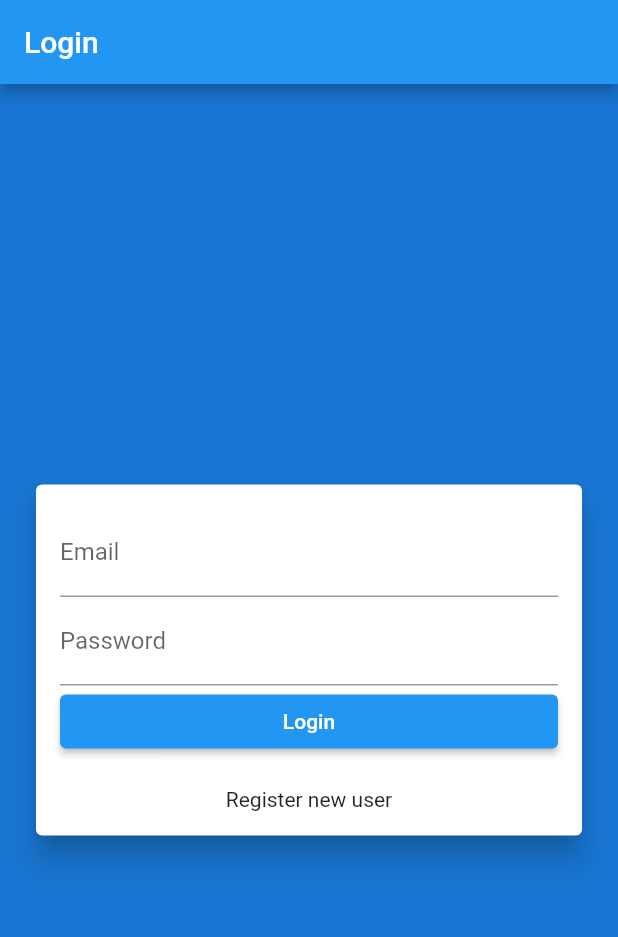
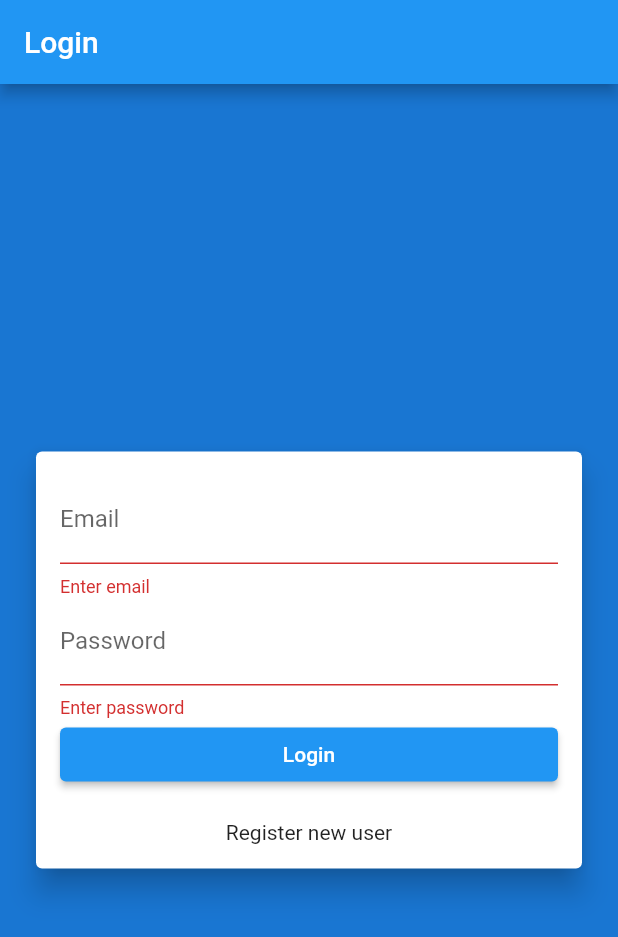
Before and after one commit to e00xff/flutter_expenses, a Flutter app: the screen it shows after launch, after a tap on "Login", on a phone screen of 412 x 824 dp. Shown: the top 937 px of the screen. Run offline on Flutter 3.47's test engine with Material 2 defaults, Android fonts, the light colour scheme and no system bars; network calls fail.

Commit message:
login completed

```diff
--- a/lib/providers/AuthProvider.dart
+++ b/lib/providers/AuthProvider.dart
@@ -14,4 +14,12 @@ class AuthProvider extends ChangeNotifier {
 
     return token;
   }
+
+  Future<String> login(String email, String password, String deviceName) async {
+    String token = await apiService.login(email, password, deviceName);
+    isAuthenticated = true;
+    notifyListeners();
+
+    return token;
+  }
 }
--- a/lib/screens/login.dart
+++ b/lib/screens/login.dart
@@ -1,7 +1,23 @@
+import 'dart:async';
+
 import 'package:flutter/material.dart';
+import 'package:flutter_expenses/providers/AuthProvider.dart';
+import 'package:provider/provider.dart';
 
-class Login extends StatelessWidget {
+class Login extends StatefulWidget {
   const Login({Key? key}) : super(key: key);
+
+  @override
+  State<Login> createState() => _LoginState();
+}
+
+class _LoginState extends State<Login> {
+  final GlobalKey<FormState> _formKey = GlobalKey<FormState>();
+
+  final emailController = TextEditingController();
+  final passwordController = TextEditingController();
+
+  String errorMessage = '';
 
   @override
   Widget build(BuildContext context) {
@@ -21,22 +37,56 @@ class Login extends StatelessWidget {
                 margin: const EdgeInsets.only(left: 16.0, right: 16.0),
                 child: Padding(
                   padding: const EdgeInsets.all(16.0),
-                  child: Column(
+                  child: Form(
+                    key: _formKey,
+                    child: Column(
+
                     children: <Widget>[
-                      const TextField(
+
+                      // const TextField(
+                      //   keyboardType: TextInputType.emailAddress,
+                      //   decoration: InputDecoration(labelText: 'Email'),
+                      // ),
+                      // const TextField(
+                      //   keyboardType: TextInputType.visiblePassword,
+                      //   decoration: InputDecoration(labelText: 'Password'),
+                      // ),
+
+                      TextFormField(
                         keyboardType: TextInputType.emailAddress,
-                        decoration: InputDecoration(labelText: 'Email'),
+                        controller: emailController,
+                        validator: (String? value) {
+                          if (value!.isEmpty) {
+                            return 'Enter email';
+                          }
+                          return null;
+                        },
+                        onChanged: (text) => setState(() {
+                          errorMessage = '';
+                        }),
+                        decoration: const InputDecoration(labelText: 'Email'),
                       ),
-                      const TextField(
-                        keyboardType: TextInputType.visiblePassword,
-                        decoration: InputDecoration(labelText: 'Password'),
+                      TextFormField(
+                        obscureText: true,
+                        enableSuggestions: false,
+                        autocorrect: false,
+                        controller: passwordController,
+                        validator: (String? value) {
+                          if (value!.isEmpty) {
+                            return 'Enter password';
+                          }
+                          return null;
+                        },
+                        onChanged: (text) => setState(() => errorMessage = ''),
+                        decoration: const InputDecoration(labelText: 'Password'),
                       ),
                       ElevatedButton(
-                        onPressed: () => print('Login clicked'),
+                        onPressed: () => submit(),
                         child: const Text('Login'),
                         style: ElevatedButton.styleFrom(
                             minimumSize: const Size(double.infinity, 36)),
                       ),
+
                       Padding(
                         padding: const EdgeInsets.only(top: 20.0),
                         child: InkWell(
@@ -47,6 +97,7 @@ class Login extends StatelessWidget {
                       ),
                     ],
                   ),
+                  ),
                 ),
               ),
             ],
@@ -55,4 +106,27 @@ class Login extends StatelessWidget {
       ),
     );
   }
+
+  Future<void> submit() async {
+    final form = _formKey.currentState;
+
+    if (!form!.validate()) {
+      return;
+    }
+
+    final AuthProvider provider = Provider.of<AuthProvider>(context, listen: false);
+
+    try {
+      String token = await provider.login(
+          emailController.text,
+          passwordController.text,
+          'Device name',
+      );
+    } catch (Exception) {
+      setState(() {
+        errorMessage = Exception.toString().replaceAll('Exception: ', '');
+      });
+    }
+  }
+
 }
```
Also changed, not shown: lib/screens/register.dart (+1 -61 lines), lib/services/api.dart (+32 -0 lines).
